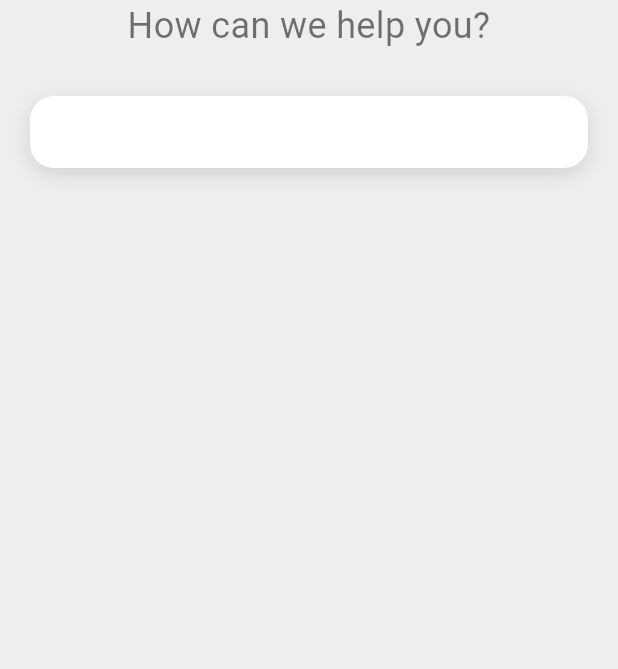
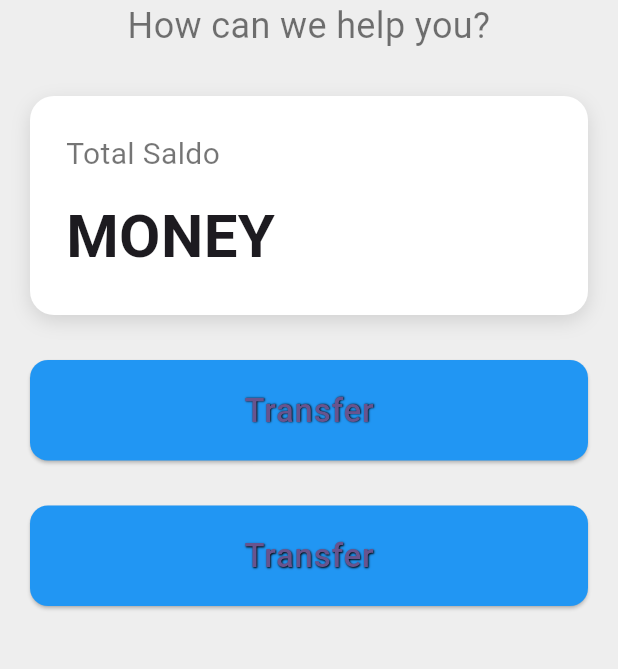
Before and after one commit to IgnatiusJonathan/Payment-Process, a Flutter app: the HomeScreen screen opened directly, on a phone screen of 412 x 824 dp, the part 198-867 px from its top. Run offline on Flutter 3.47's test engine with Material 3 defaults, Android fonts, the phone set to English and light mode, and no system bars.

Commit message:
update dashboard

```diff
--- a/lib/screens/home_screen.dart
+++ b/lib/screens/home_screen.dart
@@ -46,11 +46,88 @@ class HomeScreen extends StatelessWidget {
                     ),
                   ],
                 ),
-              )
-            ],
+                child: Column(
+                  crossAxisAlignment: CrossAxisAlignment.start,
+                  children: const [
+                    Text(
+                      "Total Saldo",
+                      style: TextStyle(
+                        fontSize: 20,
+                        color: Colors.black54,
+                      ),
+                    ),
+                    SizedBox(height: 12),
+                    Text(
+                      "MONEY",
+                      style: TextStyle(
+                        fontSize: 40,
+                        fontWeight: FontWeight.bold,
+                      ),
+                    ),
+                  ],
+                ),
+              ),
+              const SizedBox(height: 30),
+              SizedBox(
+                width: double.infinity,
+                child: ElevatedButton(
+                  onPressed: () {}, //isi nanti, fokus front endnya dulu
+                  style: ElevatedButton.styleFrom(
+                    backgroundColor: Colors.blue,
+                    padding: const EdgeInsets.symmetric(vertical: 18),
+                    shape: RoundedRectangleBorder(
+                      borderRadius: BorderRadiusGeometry.circular(12)
+                      ),
+                    ),
+                  child: const Text(
+                    "Transfer",
+                    style: TextStyle(
+                      fontSize: 22,
+                      fontWeight: FontWeight.w500,
+                      letterSpacing: 0.5,
+                      shadows: [
+                        Shadow(
+                          offset: Offset(0.5, 0.5),
+                          blurRadius: 1,
+                          color: Colors.black
+                        )
+                      ]
+                    )
+                  )
+                )
+              ),
+              const SizedBox(height: 30),
+              SizedBox(
+                width: double.infinity,
+                child: ElevatedButton(
+                  onPressed: () {}, //isi nanti, fokus front endnya dulu
+                  style: ElevatedButton.styleFrom(
+                    backgroundColor: Colors.blue,
+                    padding: const EdgeInsets.symmetric(vertical: 18),
+                    shape: RoundedRectangleBorder(
+                      borderRadius: BorderRadiusGeometry.circular(12)
+                      ),
+                    ),
+                  child: const Text(
+                    "Transfer",
+                    style: TextStyle(
+                      fontSize: 22,
+                      fontWeight: FontWeight.w500,
+                      letterSpacing: 0.5,
+                      shadows: [
+                        Shadow(
+                          offset: Offset(0.5, 0.5),
+                          blurRadius: 1,
+                          color: Colors.black
+                        )
+                      ]
+                    )
+                  )
+                )
+              ),
+            ])
           )
         )
-      )
-    );
+      );
+    }
   }
-}
```
